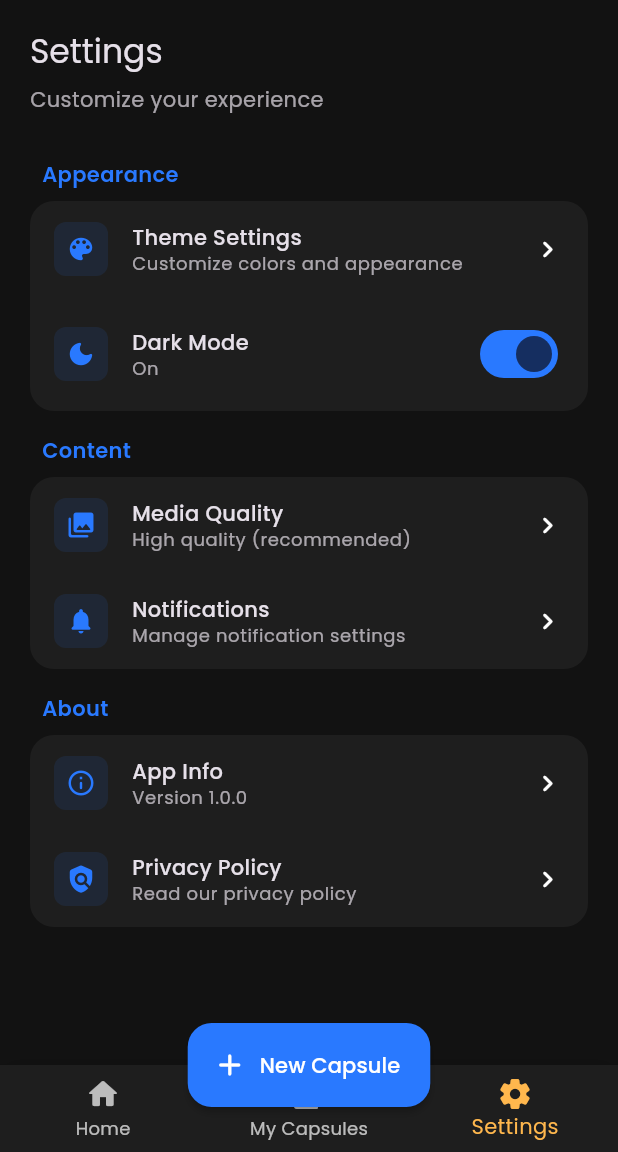
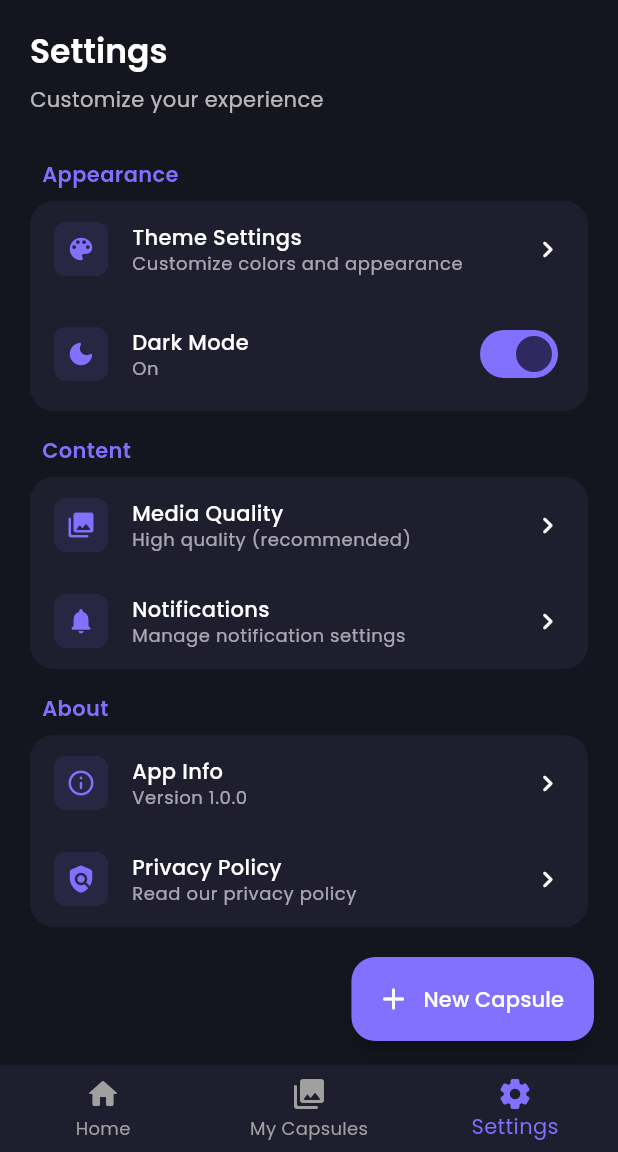
Before and after one commit to TypTech/TimeCapsule, a Flutter app: the screen it shows after launch, item 3 of the bottom bar chosen, after a tap on "Dark Mode", on a phone screen of 412 x 824 dp, the part 84-1236 px from its top. Run offline on Flutter 3.47's test engine with Material 3 defaults, Android fonts, the phone set to English and light mode, and no system bars; our stand-ins replace flutter_easyloading, google_fonts, hive, hive_flutter, image_picker, permission_handler and 1 more; accounts and stored records are empty.

Commit message:
New Capsule Kopf Verschoben

```diff
--- a/time_capsule/lib/main.dart
+++ b/time_capsule/lib/main.dart
@@ -50,7 +50,7 @@ void main() async {
     await localStorageService.init();
     await mediaService.initialize();
     // Load theme preferences if needed
-    // await themeService.loadPreferences();
+    // Initialisierung passiert bereits automatisch im Konstruktor
   } catch (e) {
     debugPrint('Error initializing services: $e');
   }
--- a/time_capsule/lib/screens/home_screen.dart
+++ b/time_capsule/lib/screens/home_screen.dart
@@ -85,8 +85,16 @@ class _HomeScreenState extends State<HomeScreen>
 
   @override
   Widget build(BuildContext context) {
-    final themeService = Provider.of<ThemeService>(context);
-    final isDark = themeService.isDarkMode;
+    ThemeService? themeService;
+    bool isDark = false;
+
+    try {
+      themeService = Provider.of<ThemeService>(context, listen: true);
+      isDark = themeService.isDarkMode;
+    } catch (e) {
+      debugPrint('Error accessing ThemeService: $e');
+      // Fallback to default theme
+    }
 
     return Scaffold(
       appBar: AppBar(
@@ -96,12 +104,10 @@ class _HomeScreenState extends State<HomeScreen>
           // Theme toggle button
           IconButton(
             icon: Icon(
-              themeService.isDarkMode
-                  ? Icons.light_mode_rounded
-                  : Icons.dark_mode_rounded,
+              isDark ? Icons.light_mode_rounded : Icons.dark_mode_rounded,
               size: 22,
             ),
-            onPressed: () => themeService.toggleTheme(),
+            onPressed: () => themeService?.toggleTheme(),
           ),
         ],
       ),
@@ -115,9 +121,10 @@ class _HomeScreenState extends State<HomeScreen>
         },
         icon: const Icon(Icons.add_rounded),
         label: const Text('New Capsule'),
-        elevation: 2,
+        elevation: 4,
+        heroTag: 'newCapsule',
       ),
-      floatingActionButtonLocation: FloatingActionButtonLocation.centerDocked,
+      floatingActionButtonLocation: FloatingActionButtonLocation.endFloat,
       bottomNavigationBar: Container(
         decoration: BoxDecoration(
           boxShadow: [
@@ -645,16 +652,37 @@ class _HomeScreenState extends State<HomeScreen>
   Widget _buildCapsuleTab() {
     final theme = Theme.of(context);
 
-    // Get capsules directly from LocalStorageService to ensure fresh data
+    // Lade Capsules direkt vom StorageService
     final capsules = _storageService.capsules;
     debugPrint('Building capsule tab with ${capsules.length} capsules');
 
-    return RefreshIndicator(
-      onRefresh: () => _refreshData(forceReload: true),
-      child:
-          capsules.isEmpty
-              ? _buildEmptyCapsuleTab(theme)
-              : _buildCapsuleList(theme, capsules),
+    return Stack(
+      children: [
+        RefreshIndicator(
+          onRefresh: () => _refreshData(forceReload: true),
+          child:
+              capsules.isEmpty
+                  ? _buildEmptyCapsuleTab(theme)
+                  : _buildCapsuleList(theme, capsules),
+        ),
+
+        // Manueller Refresh-Button in der oberen rechten Ecke
+        Positioned(
+          top: 20,
+          right: 20,
+          child: FloatingActionButton(
+            mini: true,
+            backgroundColor: theme.colorScheme.primary.withOpacity(0.8),
+            child: const Icon(Icons.refresh),
+            onPressed: () async {
+              ScaffoldMessenger.of(context).showSnackBar(
+                const SnackBar(content: Text('Refreshing capsules...')),
+              );
+              await _refreshData(forceReload: true);
+            },
+          ),
+        ),
+      ],
     );
   }
 
@@ -867,6 +895,16 @@ class _HomeScreenState extends State<HomeScreen>
 
   Widget _buildSettingsTab() {
     final theme = Theme.of(context);
+    ThemeService? themeService;
+    bool isDark = false;
+
+    try {
+      themeService = Provider.of<ThemeService>(context, listen: false);
+      isDark = themeService.isDarkMode;
+    } catch (e) {
+      debugPrint('Error accessing ThemeService in settings tab: $e');
+      // Fallback to default theme
+    }
 
     // Settings tab
     return SingleChildScrollView(
@@ -905,23 +943,14 @@ class _HomeScreenState extends State<HomeScreen>
               _settingsCard(
                 icon: Icons.dark_mode_rounded,
                 title: 'Dark Mode',
-                subtitle:
-                    Provider.of<ThemeService>(context).isDarkMode
-                        ? 'On'
-                        : 'Off',
+                subtitle: isDark ? 'On' : 'Off',
                 onTap: () {
-                  Provider.of<ThemeService>(
-                    context,
-                    listen: false,
-                  ).toggleTheme();
+                  themeService?.toggleTheme();
                 },
                 trailing: Switch(
-                  value: Provider.of<ThemeService>(context).isDarkMode,
+                  value: isDark,
                   onChanged: (value) {
-                    Provider.of<ThemeService>(
-                      context,
-                      listen: false,
-                    ).toggleTheme();
+                    themeService?.toggleTheme();
                   },
                 ),
               ),
--- a/time_capsule/lib/services/theme_service.dart
+++ b/time_capsule/lib/services/theme_service.dart
@@ -8,58 +8,82 @@ enum AppThemeType { standard, ocean, forest, sunset, minimal, elegant }
 class ThemeService extends ChangeNotifier {
   ThemeMode _themeMode = ThemeMode.light;
   AppThemeType _themeType = AppThemeType.standard;
+  bool _initialized = false;
 
-  // Primary app colors
-  static const Color _primaryLight = Color(0xFF4A90E2);
-  static const Color _primaryDark = Color(0xFF2979FF);
+  // Primary app colors - Modernere Farben
+  static const Color _primaryLight = Color(0xFF6A5AE0); // Modernes Lila
+  static const Color _primaryDark = Color(
+    0xFF8270FF,
+  ); // Helleres Lila für Dunkel-Modus
 
   // Accent colors
-  static const Color _accentLight = Color(0xFFFF9800);
-  static const Color _accentDark = Color(0xFFFFB74D);
+  static const Color _accentLight = Color(0xFFFF8B93); // Sanftes Korallen-Rot
+  static const Color _accentDark = Color(
+    0xFFFF9FB5,
+  ); // Helleres Rosa für Dunkel-Modus
 
   // Background colors
-  static const Color _backgroundLight = Color(0xFFF5F5F5);
-  static const Color _backgroundDark = Color(0xFF121212);
+  static const Color _backgroundLight = Color(0xFFF9F9FE); // Sehr helles Lila
+  static const Color _backgroundDark = Color(0xFF15151F); // Tiefes Dunkelblau
 
   // Card/Surface colors
   static const Color _surfaceLight = Colors.white;
-  static const Color _surfaceDark = Color(0xFF1E1E1E);
+  static const Color _surfaceDark = Color(
+    0xFF1E1E2E,
+  ); // Dunkleres Blau für Karten
 
   // Theme type Farben
   // Ocean Theme
-  static const Color _oceanPrimary = Color(0xFF1A73E8);
-  static const Color _oceanAccent = Color(0xFF00B0FF);
-  static const Color _oceanSurface = Color(0xFFE3F2FD);
-  static const Color _oceanDarkPrimary = Color(0xFF0D47A1);
-  static const Color _oceanDarkSurface = Color(0xFF102A43);
+  static const Color _oceanPrimary = Color(0xFF4A90E2); // Helles Blau
+  static const Color _oceanAccent = Color(0xFF7ABFFF); // Sehr helles Blau
+  static const Color _oceanSurface = Color(
+    0xFFECF4FF,
+  ); // Kaum merkliches Hellblau
+  static const Color _oceanDarkPrimary = Color(0xFF2979FF); // Leuchtendes Blau
+  static const Color _oceanDarkSurface = Color(0xFF0A192F); // Tiefes Navy Blau
 
   // Forest Theme
-  static const Color _forestPrimary = Color(0xFF2E7D32);
-  static const Color _forestAccent = Color(0xFF81C784);
-  static const Color _forestSurface = Color(0xFFE8F5E9);
-  static const Color _forestDarkPrimary = Color(0xFF1B5E20);
-  static const Color _forestDarkSurface = Color(0xFF0D160B);
+  static const Color _forestPrimary = Color(0xFF43A047); // Frisches Grün
+  static const Color _forestAccent = Color(0xFF66BB6A); // Helles Grün
+  static const Color _forestSurface = Color(
+    0xFFEDF7ED,
+  ); // Kaum merkliches Hellgrün
+  static const Color _forestDarkPrimary = Color(0xFF2E7D32); // Tieferes Grün
+  static const Color _forestDarkSurface = Color(
+    0xFF0D1F12,
+  ); // Sehr dunkles Grün
 
   // Sunset Theme
-  static const Color _sunsetPrimary = Color(0xFFE64A19);
-  static const Color _sunsetAccent = Color(0xFFFF9800);
-  static const Color _sunsetSurface = Color(0xFFFFF3E0);
-  static const Color _sunsetDarkPrimary = Color(0xFFBF360C);
-  static const Color _sunsetDarkSurface = Color(0xFF1A0F00);
+  static const Color _sunsetPrimary = Color(0xFFFF9800); // Orange
+  static const Color _sunsetAccent = Color(0xFFFFB74D); // Helles Orange
+  static const Color _sunsetSurface = Color(0xFFFFF8E1); // Sehr helles Gelb
+  static const Color _sunsetDarkPrimary = Color(
+    0xFFFF9100,
+  ); // Leuchtendes Orange
+  static const Color _sunsetDarkSurface = Color(0xFF2D1706); // Dunkelbraun
 
   // Minimal Theme
-  static const Color _minimalPrimary = Color(0xFF212121);
-  static const Color _minimalAccent = Color(0xFF757575);
-  static const Color _minimalSurface = Color(0xFFFAFAFA);
-  static const Color _minimalDarkPrimary = Color(0xFF9E9E9E);
-  static const Color _minimalDarkSurface = Color(0xFF121212);
+  static const Color _minimalPrimary = Color(0xFF212121); // Fast-Schwarz
+  static const Color _minimalAccent = Color(0xFF9E9E9E); // Grau
+  static const Color _minimalSurface = Color(0xFFF5F5F5); // Fast-Weiß
+  static const Color _minimalDarkPrimary = Color(0xFFE0E0E0); // Hellgrau
+  static const Color _minimalDarkSurface = Color(
+    0xFF121212,
+  ); // Material Dark Hintergrund
 
   // Elegant Theme
-  static const Color _elegantPrimary = Color(0xFF6A1B9A);
-  static const Color _elegantAccent = Color(0xFFAB47BC);
-  static const Color _elegantSurface = Color(0xFFF3E5F5);
-  static const Color _elegantDarkPrimary = Color(0xFF4A148C);
-  static const Color _elegantDarkSurface = Color(0xFF170B21);
+  static const Color _elegantPrimary = Color(0xFF7B1FA2); // Tiefes Violett
+  static const Color _elegantAccent = Color(0xFFBA68C8); // Helles Lila
+  static const Color _elegantSurface = Color(0xFFF3E5F5); // Sehr helles Lila
+  static const Color _elegantDarkPrimary = Color(0xFFAB47BC); // Helles Violett
+  static const Color _elegantDarkSurface = Color(
+    0xFF1A0A22,
+  ); // Sehr dunkles Violett
+
+  // Constructor
+  ThemeService() {
+    _loadPreferences();
+  }
 
   ThemeMode get themeMode => _themeMode;
   bool get isDarkMode => _themeMode == ThemeMode.dark;
@@ -157,27 +181,51 @@ class ThemeService extends ChangeNotifier {
         brightness: Brightness.light,
         primary: primaryColor,
         secondary: accentColor,
+        tertiary: _accentLight,
         background: _backgroundLight,
         surface: surfaceColor,
       ),
       scaffoldBackgroundColor: _backgroundLight,
       appBarTheme: AppBarTheme(
-        backgroundColor: primaryColor,
-        foregroundColor: Colors.white,
+        backgroundColor:
+            _themeType == AppThemeType.standard
+                ? _backgroundLight // Für Standard-Theme: transparente AppBar
+                : primaryColor, // Für andere Themes: farbige AppBar
+        foregroundColor:
+            _themeType == AppThemeType.standard
+                ? Color(0xFF0A0A26) // Dunkler Text für helle AppBar
+                : Colors.white, // Weißer Text für farbige AppBar
         elevation: 0,
         centerTitle: true,
         titleTextStyle: GoogleFonts.poppins(
           fontSize: 20,
           fontWeight: FontWeight.w600,
-          color: Colors.white,
+          color:
+              _themeType == AppThemeType.standard
+                  ? Color(0xFF0A0A26) // Dunkler Text für helle AppBar
+                  : Colors.white, // Weißer Text für farbige AppBar
         ),
       ),
       cardTheme: CardTheme(
         elevation: 2,
+        shadowColor: Colors.black.withOpacity(0.1),
         shape: RoundedRectangleBorder(borderRadius: BorderRadius.circular(16)),
         color: surfaceColor,
       ),
-      textTheme: GoogleFonts.poppinsTextTheme(),
+      textTheme: GoogleFonts.poppinsTextTheme().copyWith(
+        titleLarge: GoogleFonts.poppins(
+          fontWeight: FontWeight.w600,
+          fontSize: 22,
+          color: Color(0xFF0A0A26),
+        ),
+        titleMedium: GoogleFonts.poppins(
+          fontWeight: FontWeight.w600,
+          fontSize: 16,
+          color: Color(0xFF0A0A26),
+        ),
+        bodyLarge: GoogleFonts.poppins(fontSize: 16, color: Color(0xFF0A0A26)),
+        bodyMedium: GoogleFonts.poppins(fontSize: 14, color: Color(0xFF0A0A26)),
+      ),
       elevatedButtonTheme: ElevatedButtonThemeData(
         style: ElevatedButton.styleFrom(
           elevation: 1,
@@ -189,14 +237,30 @@ class ThemeService extends ChangeNotifier {
           ),
         ),
       ),
+      outlinedButtonTheme: OutlinedButtonThemeData(
+        style: OutlinedButton.styleFrom(
+          padding: const EdgeInsets.symmetric(vertical: 12, horizontal: 24),
+          foregroundColor: primaryColor,
+          side: BorderSide(color: primaryColor, width: 1.5),
+          shape: RoundedRectangleBorder(
+            borderRadius: BorderRadius.circular(12),
+          ),
+        ),
+      ),
       inputDecorationTheme: InputDecorationTheme(
+        filled: true,
+        fillColor: surfaceColor,
         border: OutlineInputBorder(
           borderRadius: BorderRadius.circular(12),
-          borderSide: BorderSide(color: primaryColor.withOpacity(0.5)),
+          borderSide: BorderSide.none,
+        ),
+        enabledBorder: OutlineInputBorder(
+          borderRadius: BorderRadius.circular(12),
+          borderSide: BorderSide.none,
         ),
         focusedBorder: OutlineInputBorder(
           borderRadius: BorderRadius.circular(12),
-          borderSide: BorderSide(color: primaryColor, width: 2),
+          borderSide: BorderSide(color: primaryColor, width: 1.5),
         ),
         contentPadding: const EdgeInsets.symmetric(
           horizontal: 16,
@@ -206,6 +270,15 @@ class ThemeService extends ChangeNotifier {
       floatingActionButtonTheme: FloatingActionButtonThemeData(
         backgroundColor: primaryColor,
         foregroundColor: Colors.white,
+        elevation: 2,
+        shape: RoundedRectangleBorder(borderRadius: BorderRadius.circular(16)),
+      ),
+      bottomNavigationBarTheme: BottomNavigationBarThemeData(
+        backgroundColor: surfaceColor,
+        selectedItemColor: primaryColor,
+        unselectedItemColor: Color(0xFFA0A0A0),
+        type: BottomNavigationBarType.fixed,
+        elevation: 0,
       ),
     );
   }
@@ -224,12 +297,14 @@ class ThemeService extends ChangeNotifier {
         brightness: Brightness.dark,
         primary: primaryColor,
         secondary: accentColor,
+        tertiary: _accentDark,
         background: _backgroundDark,
         surface: surfaceColor,
       ),
       scaffoldBackgroundColor: _backgroundDark,
       appBarTheme: AppBarTheme(
-        backgroundColor: surfaceColor,
+        backgroundColor:
+            _backgroundDark, // Dunkle AppBar für alle Themes im Dark Mode
         foregroundColor: Colors.white,
         elevation: 0,
         centerTitle: true,
@@ -241,10 +316,26 @@ class ThemeService extends ChangeNotifier {
       ),
       cardTheme: CardTheme(
         elevation: 4,
+        shadowColor: Colors.black.withOpacity(0.3),
         color: surfaceColor,
         shape: RoundedRectangleBorder(borderRadius: BorderRadius.circular(16)),
       ),
-      textTheme: GoogleFonts.poppinsTextTheme(ThemeData.dark().textTheme),
+      textTheme: GoogleFonts.poppinsTextTheme(
+        ThemeData.dark().textTheme,
+      ).copyWith(
+        titleLarge: GoogleFonts.poppins(
+          fontWeight: FontWeight.w600,
+          fontSize: 22,
+          color: Colors.white,
+        ),
+        titleMedium: GoogleFonts.poppins(
+          fontWeight: FontWeight.w600,
+          fontSize: 16,
+          color: Colors.white,
+        ),
+        bodyLarge: GoogleFonts.poppins(fontSize: 16, color: Colors.white),
+        bodyMedium: GoogleFonts.poppins(fontSize: 14, color: Colors.white),
+      ),
       elevatedButtonTheme: ElevatedButtonThemeData(
         style: ElevatedButton.styleFrom(
           elevation: 1,
@@ -256,14 +347,28 @@ class ThemeService extends ChangeNotifier {
           ),
         ),
       ),
+      outlinedButtonTheme: OutlinedButtonThemeData(
+        style: OutlinedButton.styleFrom(
+          padding: const EdgeInsets.symmetric(vertical: 12, horizontal: 24),
+          foregroundColor: primaryColor,
+          side: BorderSide(color: primaryColor, width: 1.5),
+          shape: RoundedRectangleBorder(
+            borderRadius: BorderRadius.circular(12),
+          ),
+        ),
+      ),
       inputDecorationTheme: InputDecorationTheme(
         border: OutlineInputBorder(
           borderRadius: BorderRadius.circular(12),
-          borderSide: BorderSide(color: primaryColor.withOpacity(0.5)),
+          borderSide: BorderSide.none,
+        ),
+        enabledBorder: OutlineInputBorder(
+          borderRadius: BorderRadius.circular(12),
+          borderSide: BorderSide.none,
         ),
         focusedBorder: OutlineInputBorder(
           borderRadius: BorderRadius.circular(12),
-          borderSide: BorderSide(color: primaryColor, width: 2),
+          borderSide: BorderSide(color: primaryColor, width: 1.5),
         ),
         contentPadding: const EdgeInsets.symmetric(
           horizontal: 16,
@@ -275,43 +380,63 @@ class ThemeService extends ChangeNotifier {
       floatingActionButtonTheme: FloatingActionButtonThemeData(
         backgroundColor: primaryColor,
         foregroundColor: Colors.white,
+        elevation: 2,
+        shape: RoundedRectangleBorder(borderRadius: BorderRadius.circular(16)),
+      ),
+      bottomNavigationBarTheme: BottomNavigationBarThemeData(
+        backgroundColor: surfaceColor,
+        selectedItemColor: primaryColor,
+        unselectedItemColor: Color(0xFFA0A0A0),
+        type: BottomNavigationBarType.fixed,
+        elevation: 0,
       ),
     );
   }
 
-  ThemeService() {
-    _loadPreferences();
+  // Vereinfachte toggleTheme-Methode für minimale Funktionalität
+  void toggleTheme() {
+    _themeMode =
+        _themeMode == ThemeMode.light ? ThemeMode.dark : ThemeMode.light;
+    _savePreferences();
+    notifyListeners();
   }
 
   Future<void> _loadPreferences() async {
+    if (_initialized) return;
+
+    try {
       final prefs = await SharedPreferences.getInstance();
       final isDark = prefs.getBool('isDarkMode') ?? false;
       final themeTypeIndex = prefs.getInt('themeType') ?? 0;
 
       _themeMode = isDark ? ThemeMode.dark : ThemeMode.light;
       _themeType = AppThemeType.values[themeTypeIndex];
-
+      _initialized = true;
       notifyListeners();
+    } catch (e) {
+      debugPrint('Error loading theme preferences: $e');
+    }
   }
 
-  Future<void> toggleTheme() async {
-    _themeMode = isDarkMode ? ThemeMode.light : ThemeMode.dark;
+  Future<void> _savePreferences() async {
+    try {
       final prefs = await SharedPreferences.getInstance();
       await prefs.setBool('isDarkMode', isDarkMode);
-    notifyListeners();
+      await prefs.setInt('themeType', _themeType.index);
+    } catch (e) {
+      debugPrint('Error saving theme preferences: $e');
+    }
   }
 
   Future<void> setDarkMode(bool isDark) async {
     _themeMode = isDark ? ThemeMode.dark : ThemeMode.light;
-    final prefs = await SharedPreferences.getInstance();
-    await prefs.setBool('isDarkMode', isDark);
+    await _savePreferences();
     notifyListeners();
   }
 
   Future<void> setThemeType(AppThemeType type) async {
     _themeType = type;
-    final prefs = await SharedPreferences.getInstance();
-    await prefs.setInt('themeType', type.index);
+    await _savePreferences();
     notifyListeners();
   }
 }
```
Also changed, not shown: time_capsule/lib/services/local_storage_service.dart (+58 -27 lines), time_capsule/lib/services/media_service.dart (+12 -8 lines). Lines whose indentation alone changed are shown as unchanged.
